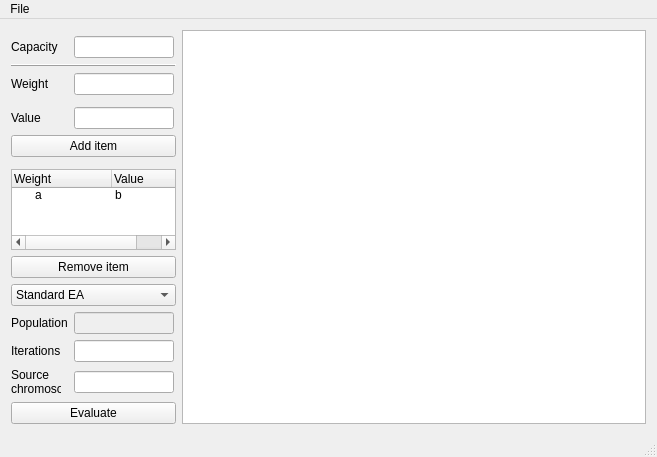
Before: the Qt Designer form ViewerController/knapsackproblem.ui in mdczaplicki/KnapsackProblem, drawn with Qt 5.
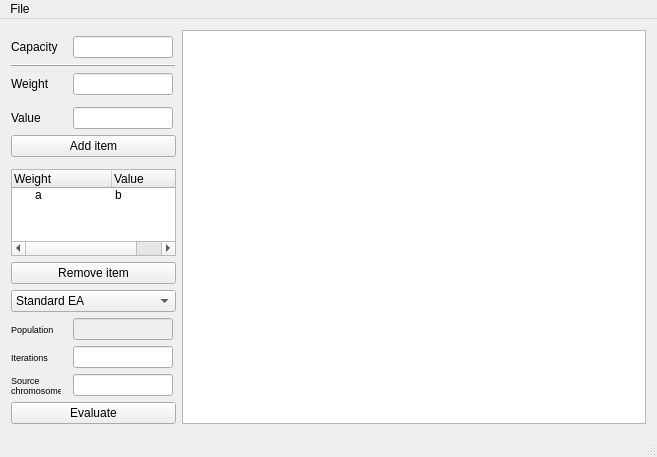
After: the same form once the commit is applied.

What changed in the file:
```diff
--- a/ViewerController/knapsackproblem.ui
+++ b/ViewerController/knapsackproblem.ui
@@ -214,6 +214,11 @@
     </item>
     <item row="11" column="0">
      <widget class="QLabel" name="population_label">
+      <property name="font">
+       <font>
+        <pointsize>7</pointsize>
+       </font>
+      </property>
       <property name="text">
        <string>Population</string>
       </property>
@@ -221,6 +226,11 @@
     </item>
     <item row="12" column="0">
      <widget class="QLabel" name="iteration_label">
+      <property name="font">
+       <font>
+        <pointsize>7</pointsize>
+       </font>
+      </property>
       <property name="text">
        <string>Iterations</string>
       </property>
@@ -286,6 +296,11 @@
         <height>16777215</height>
        </size>
       </property>
+      <property name="font">
+       <font>
+        <pointsize>7</pointsize>
+       </font>
+      </property>
       <property name="text">
        <string>Source chromosome</string>
       </property>
```
